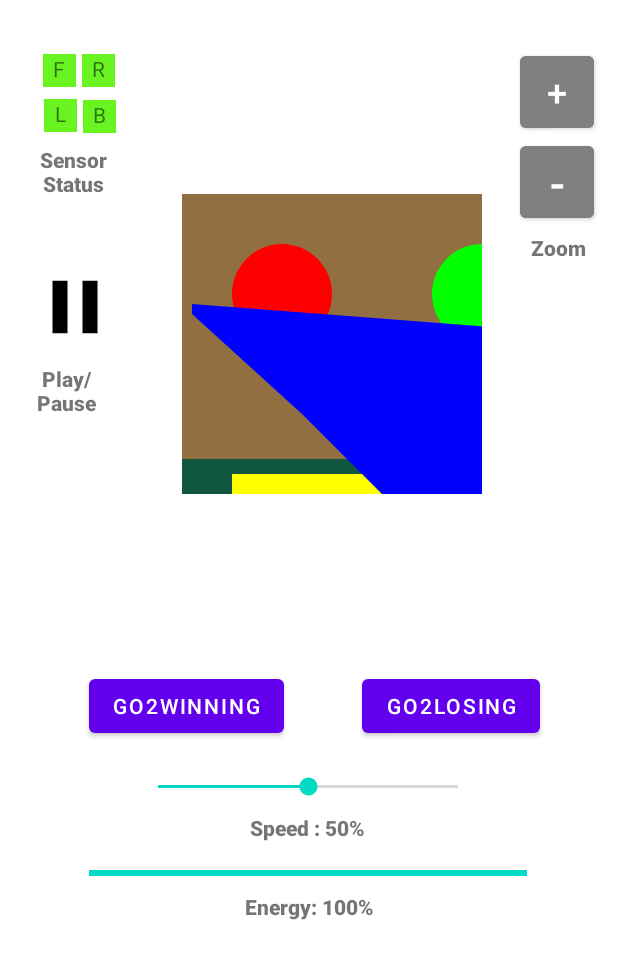
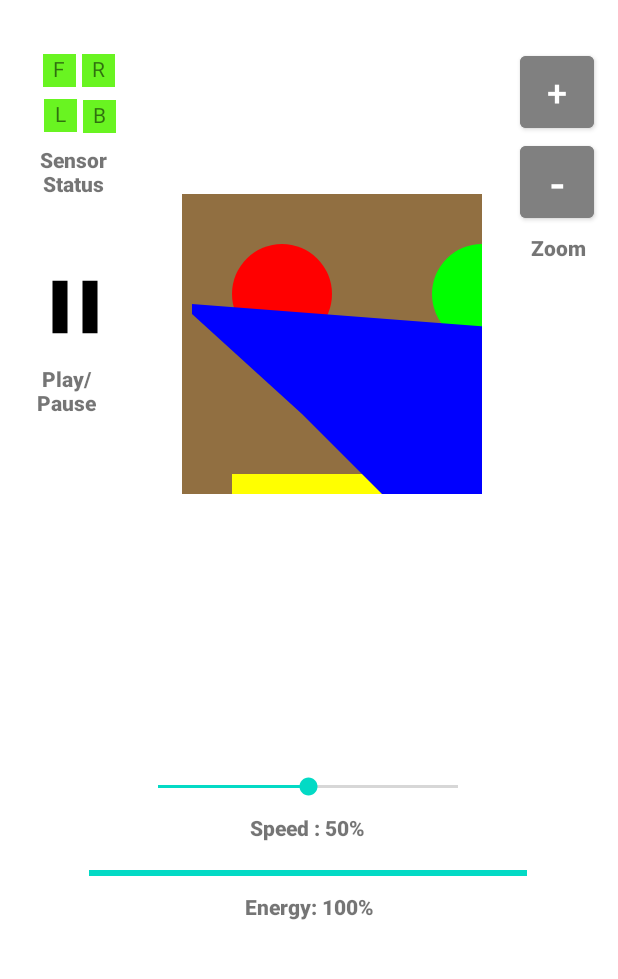
Before and after one commit to etKenzie/Maze, an Android app: the PlayAnimationActivity screen opened directly, with no data from a screen before it, on a phone screen of 412 x 824 dp, the part 249-1228 px from its top. Run offline under Robolectric (Android 15) with nearby library versions, the phone set to English and light mode, and no system bars.

```diff
--- a/app/src/main/java/edu/wm/cs/cs301/amazebykenzieevan/PlayAnimationActivity.java
+++ b/app/src/main/java/edu/wm/cs/cs301/amazebykenzieevan/PlayAnimationActivity.java
@@ -61,8 +61,6 @@ public class PlayAnimationActivity extends AppCompatActivity {
     int energyConsumed;
 
     // Buttons to go to new activity
-    Button buttonGoWin;
-    Button buttonGoLose;
     String losingReason;
 
     // Maze Panel Instance and Maze Instance to Go through
@@ -194,28 +192,12 @@ public class PlayAnimationActivity extends AppCompatActivity {
             }
         });
 
-        // Button to go to winning activity configuration
-        buttonGoWin = (Button) findViewById(R.id.buttonGoWin);
-        buttonGoLose = (Button) findViewById(R.id.buttonGoLose);
 
         // Hardcoded Values for p6 for pathLength and energyConsumed
         pathLength = 98;
         energyConsumed = 1024;
         losingReason = "Robot ran out of Energy.";
 
-        buttonGoWin.setOnClickListener(new View.OnClickListener() {
-            @Override
-            public void onClick(View v) {
-                goWinningActivity();
-            }
-        });
-
-        buttonGoLose.setOnClickListener(new View.OnClickListener() {
-            @Override
-            public void onClick(View v) {
-                goLosingActivity();
-            }
-        });
 
         // MazePanel Call and Instance
         mazePanelAnimation = findViewById(R.id.mazePanelAnimation);
--- a/app/src/main/java/edu/wm/cs/cs301/amazebykenzieevan/WinningActivity.java
+++ b/app/src/main/java/edu/wm/cs/cs301/amazebykenzieevan/WinningActivity.java
@@ -16,6 +16,7 @@ public class WinningActivity extends AppCompatActivity {
     int pathLength;
     TextView textPathLength;
 
+    int shortestPath;
     TextView textShortestPath;
 
     // Energy Consumed by Robot and Text instance
@@ -36,7 +37,10 @@ public class WinningActivity extends AppCompatActivity {
         textPathLength.setText("Path Length: " + pathLength);
 
         // Adjust Shortest Path TextView
+        shortestPath = intent.getExtras().getInt("shortestPath");
         textShortestPath = findViewById(R.id.textShortestPath);
+
+        textShortestPath.setText("Shortest Path Length: " + shortestPath);
 
         // Adjust Energy Consumed
         textEnergyConsumed = findViewById(R.id.textEnergyConsumed);
--- a/app/src/main/java/edu/wm/cs/cs301/amazebykenzieevan/gui/ColorTheme.java
+++ b/app/src/main/java/edu/wm/cs/cs301/amazebykenzieevan/gui/ColorTheme.java
@@ -142,7 +142,7 @@ public class ColorTheme {
 		}
 		Color getWallColor(final int distance, final int cc, final int extensionX) {
 			LOGGER.log(Level.FINEST, "regardless of input, returns color: " + Color.valueOf(Color.LTGRAY));
-			return Color.valueOf(Color.CYAN);
+			return Color.valueOf(80,130,80);
 	    }
 		//////// shared code for subclasses, not used in this class ////////
 	    /**
--- a/app/src/main/java/edu/wm/cs/cs301/amazebykenzieevan/gui/Constants.java
+++ b/app/src/main/java/edu/wm/cs/cs301/amazebykenzieevan/gui/Constants.java
@@ -8,9 +8,9 @@ package edu.wm.cs.cs301.amazebykenzieevan.gui;
  */
 public class Constants {
 	// The panel used to display the maze has a fixed dimension Previous 400, 400
-	public static final int VIEW_WIDTH = 530;
-	public static final int VIEW_HEIGHT = 530;
-	public static final int MAP_UNIT = 128;
+	public static final int VIEW_WIDTH = 700;
+	public static final int VIEW_HEIGHT = 700;
+	public static final int MAP_UNIT = 5000;
 	public static final int VIEW_OFFSET = MAP_UNIT/8;
 	public static final int STEP_SIZE = MAP_UNIT/4;
 	// Skill-level
--- a/app/src/main/java/edu/wm/cs/cs301/amazebykenzieevan/views/MazePanel.java
+++ b/app/src/main/java/edu/wm/cs/cs301/amazebykenzieevan/views/MazePanel.java
@@ -12,6 +12,7 @@ import android.view.View;
 import androidx.annotation.Nullable;
 import androidx.core.graphics.ColorUtils;
 
+import edu.wm.cs.cs301.amazebykenzieevan.gui.Constants;
 import edu.wm.cs.cs301.amazebykenzieevan.gui.P7PanelF22;
 
 /**
@@ -56,11 +57,15 @@ public class MazePanel extends View  implements P7PanelF22 {
     private void init(@Nullable AttributeSet set){
         // Initializing Paint, Bitmap, and Canvas to draw Bitmap
         paint = new Paint(Paint.ANTI_ALIAS_FLAG);
-        mBitmap = Bitmap.createBitmap(530,530, Bitmap.Config.ARGB_8888);
+
+        imageWidth = Constants.VIEW_WIDTH;
+        imageHeight = Constants.VIEW_HEIGHT;
+
+        mBitmap = Bitmap.createBitmap(imageWidth,imageHeight, Bitmap.Config.ARGB_8888);
 
         UIcanvas = new Canvas(mBitmap);
 
-        imageWidth = imageHeight = 530;
+
     }
 
 
--- a/app/src/main/res/layout/activity_play_animation.xml
+++ b/app/src/main/res/layout/activity_play_animation.xml
@@ -272,28 +272,5 @@
         app:layout_constraintHorizontal_bias="0.498"
         app:layout_constraintStart_toStartOf="parent" />
 
-    <Button
-        android:id="@+id/buttonGoWin"
-        android:layout_width="wrap_content"
-        android:layout_height="wrap_content"
-        android:layout_marginBottom="16dp"
-        android:text="@string/GoWin"
-        app:layout_constraintBottom_toTopOf="@+id/seekbarSpeed"
-        app:layout_constraintEnd_toEndOf="parent"
-        app:layout_constraintHorizontal_bias="0.21"
-        app:layout_constraintStart_toStartOf="parent" />
-
-    <Button
-        android:id="@+id/buttonGoLose"
-        android:layout_width="wrap_content"
-        android:layout_height="wrap_content"
-        android:layout_marginStart="52dp"
-        android:layout_marginBottom="16dp"
-        android:text="@string/GoLost"
-        app:layout_constraintBottom_toTopOf="@+id/seekbarSpeed"
-        app:layout_constraintEnd_toEndOf="parent"
-        app:layout_constraintHorizontal_bias="0.0"
-        app:layout_constraintStart_toEndOf="@+id/buttonGoWin" />
-
 
 </androidx.constraintlayout.widget.ConstraintLayout>
```
Also changed, not shown: app/src/main/java/edu/wm/cs/cs301/amazebykenzieevan/PlayManuallyActivity.java (+27 -24 lines), app/src/main/res/layout/activity_play_manually.xml (+18 -28 lines).
